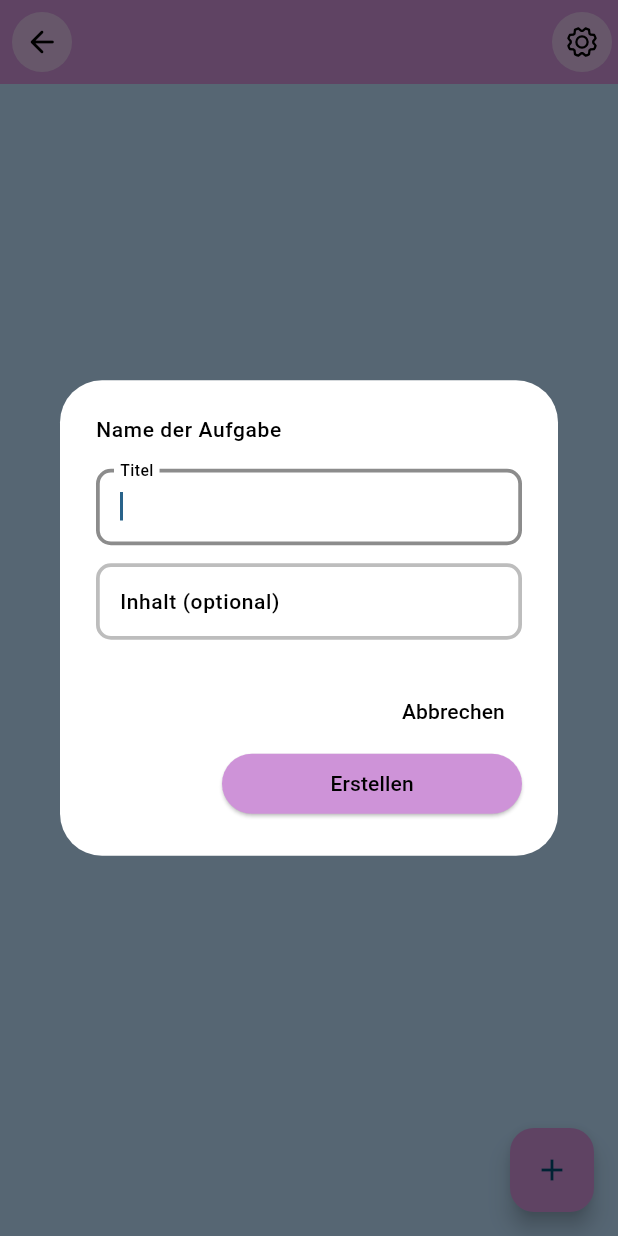
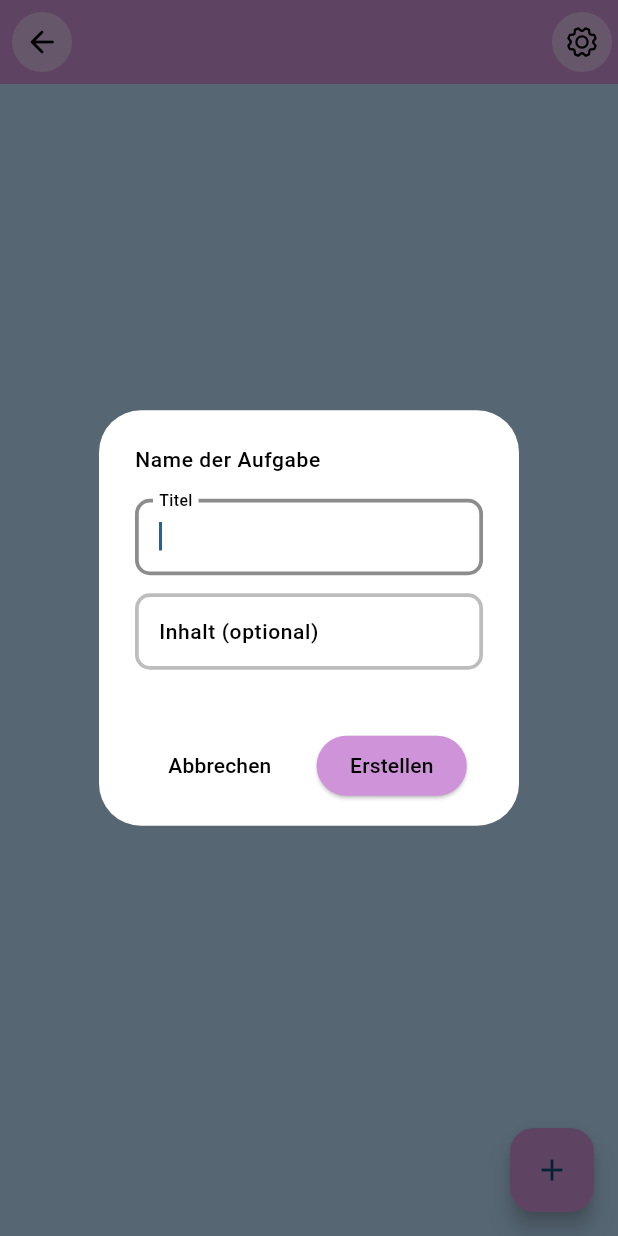
Before and after one commit to sanriodev/aandm, a Flutter app: the ToDoScreen screen opened directly with empty values, after a tap on the "add" icon, on a phone screen of 412 x 824 dp. Run offline on Flutter 3.47's test engine with Material 3 defaults, Android fonts, the phone set to English and light mode, and no system bars; our stand-ins replace accordion, flutter_slidable, fluttertoast, getwidget, hive, package_info_plus and 2 more; missing offline and left inert: http_interceptor, one_clock; accounts and stored records are empty; statements that could not run were skipped.

Commit message:
feat: buttons etc

```diff
--- a/lib/screens/to_do_list/to_do_screen.dart
+++ b/lib/screens/to_do_list/to_do_screen.dart
@@ -11,7 +11,6 @@ import 'package:aandm/widgets/skeleton/skeleton_card.dart';
 import 'package:flutter/material.dart';
 import 'package:phosphor_flutter/phosphor_flutter.dart';
 import 'package:skeletonizer/skeletonizer.dart';
-import 'package:visibility_detector/visibility_detector.dart';
 
 final class ToDoScreen extends StatefulWidget {
   const ToDoScreen({super.key, required this.list});
@@ -204,14 +203,7 @@ class _ToDoScreenState extends State<ToDoScreen> {
 
   @override
   Widget build(BuildContext context) {
-    return VisibilityDetector(
-        key: const Key('listViewToDoItemsVis'),
-        onVisibilityChanged: (info) {
-          if (info.visibleFraction > 0) {
-            _getTasksForList();
-          }
-        },
-        child: Scaffold(
+    return Scaffold(
         key: _scaffoldKey,
         appBar: AppBar(
           title: Text(widget.list.name,
@@ -279,13 +271,13 @@ class _ToDoScreenState extends State<ToDoScreen> {
                       ),
                     ],
                   ),
+                  actionsAlignment: MainAxisAlignment.spaceEvenly,
+                  actionsPadding: const EdgeInsets.all(16),
                   actions: [
                     TextButton(
                       onPressed: () => Navigator.of(dialogContext).pop(),
                       child: Text('Abbrechen',
-                              style: Theme.of(context)
-                                  .primaryTextTheme
-                                  .titleSmall),
+                          style: Theme.of(context).primaryTextTheme.titleSmall),
                     ),
                     ElevatedButton(
                       onPressed: () async {
@@ -308,10 +300,9 @@ class _ToDoScreenState extends State<ToDoScreen> {
                           Navigator.of(dialogContext).pop();
                         }
                       },
+                      style: Theme.of(context).elevatedButtonTheme.style,
                       child: Text('Erstellen',
-                              style: Theme.of(context)
-                                  .primaryTextTheme
-                                  .titleSmall),
+                          style: Theme.of(context).primaryTextTheme.titleSmall),
                     ),
                   ],
                 );
@@ -379,6 +370,6 @@ class _ToDoScreenState extends State<ToDoScreen> {
               ),
             ],
           ),
-            )));
+        ));
   }
 }
--- a/lib/ui/theme.dart
+++ b/lib/ui/theme.dart
@@ -22,7 +22,7 @@ ThemeData appThemeLight = ThemeData(
   ),
   elevatedButtonTheme: ElevatedButtonThemeData(
       style: ButtonStyle(
-    minimumSize: const WidgetStatePropertyAll(Size(200, 40)),
+    // minimumSize: const WidgetStatePropertyAll(Size(200, 40)),
     backgroundColor: WidgetStatePropertyAll(Colors.purple[200]),
     foregroundColor: const WidgetStatePropertyAll(Colors.black),
     textStyle: const WidgetStatePropertyAll(
@@ -91,7 +91,7 @@ ThemeData appThemeDark = ThemeData(
     primaryIconTheme: IconThemeData(color: Colors.white),
     elevatedButtonTheme: ElevatedButtonThemeData(
         style: ButtonStyle(
-      minimumSize: const WidgetStatePropertyAll(Size(200, 40)),
+      // minimumSize: const WidgetStatePropertyAll(Size(200, 40)),
       backgroundColor: WidgetStatePropertyAll(Colors.purple[800]),
       foregroundColor: const WidgetStatePropertyAll(Colors.black),
       textStyle: const WidgetStatePropertyAll(
```
Also changed, not shown: lib/screens/notes/notes_edit_screen.dart (+18 -3 lines), lib/screens/notes/notes_screen.dart (+3 -10 lines), lib/screens/to_do_list/to_do_list_screen.dart (+6 -14 lines). Lines whose indentation alone changed are shown as unchanged.
